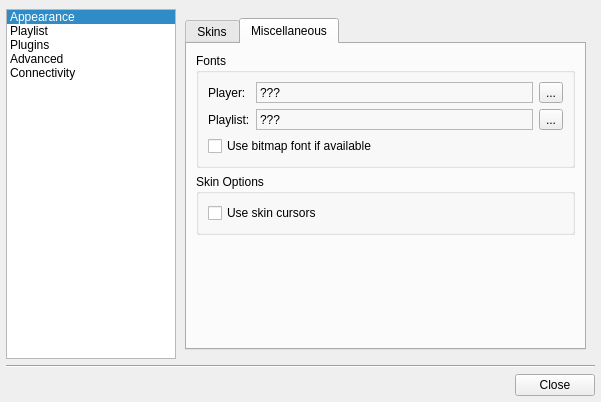
Before: the Qt Designer form src/ui/forms/configdialog.ui in ksv1986/qmmp-staging, drawn with Qt 5.
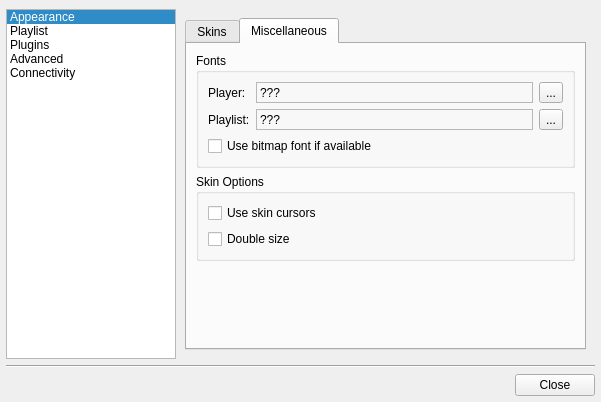
After: the same form once the commit is applied. The open tabs and pages were chosen to show the change. Icons and pictures are not drawn.

Commit message: added double size mode

What changed in the file:
```diff
--- a/src/ui/forms/configdialog.ui
+++ b/src/ui/forms/configdialog.ui
@@ -356,6 +356,13 @@
                   </property>
                  </widget>
                 </item>
+                <item>
+                 <widget class="QCheckBox" name="doubleSizeCheckBox">
+                  <property name="text">
+                   <string>Double size</string>
+                  </property>
+                 </widget>
+                </item>
                </layout>
               </widget>
              </item>
```
The commit also changes 46 other files.
